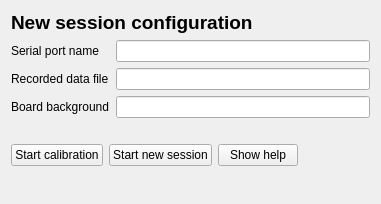
This is mainwindow.ui in ntrfrnc/eye-tracker as Qt 5 draws it before an edit. The edited form follows.
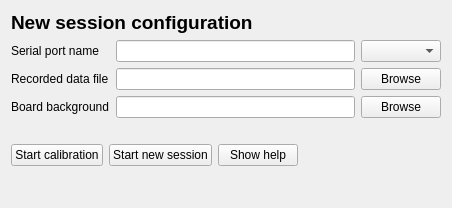
This is the edited form.

Commit message: Add file path browser to help with choosing files, add comobox to help choose serial port name

What changed in the file:
```diff
--- a/mainwindow.ui
+++ b/mainwindow.ui
@@ -6,10 +6,16 @@
    <rect>
     <x>0</x>
     <y>0</y>
-    <width>381</width>
-    <height>204</height>
+    <width>452</width>
+    <height>208</height>
    </rect>
   </property>
+  <property name="sizePolicy">
+   <sizepolicy hsizetype="Preferred" vsizetype="Preferred">
+    <horstretch>0</horstretch>
+    <verstretch>0</verstretch>
+   </sizepolicy>
+  </property>
   <property name="contextMenuPolicy">
    <enum>Qt::DefaultContextMenu</enum>
   </property>
@@ -19,63 +25,80 @@
   <widget class="QWidget" name="centralWidget">
    <layout class="QVBoxLayout" name="verticalLayout_2">
     <item>
-     <layout class="QFormLayout" name="formLayout">
-      <item row="2" column="0">
-       <widget class="QLabel" name="serialPortLabel">
-        <property name="maximumSize">
-         <size>
-          <width>100</width>
-          <height>16777215</height>
-         </size>
-        </property>
-        <property name="text">
-         <string>Serial port name</string>
-        </property>
-       </widget>
-      </item>
-      <item row="3" column="0">
-       <widget class="QLabel" name="fileNameLabel">
-        <property name="maximumSize">
-         <size>
-          <width>150</width>
-          <height>16777215</height>
-         </size>
-        </property>
-        <property name="text">
-         <string>Recorded data file</string>
-        </property>
-       </widget>
-      </item>
-      <item row="3" column="1">
-       <widget class="QLineEdit" name="fileNameLineEdit">
-        <property name="maximumSize">
-         <size>
-          <width>16777215</width>
-          <height>16777215</height>
-         </size>
-        </property>
-       </widget>
-      </item>
-      <item row="1" column="0" colspan="2">
+     <layout class="QGridLayout" name="gridLayout">
+      <item row="0" column="0" colspan="2">
        <widget class="QLabel" name="configLabel">
         <property name="text">
          <string>&lt;html&gt;&lt;head/&gt;&lt;body&gt;&lt;p&gt;&lt;span style=&quot; font-size:14pt; font-weight:600;&quot;&gt;New session configuration&lt;/span&gt;&lt;/p&gt;&lt;/body&gt;&lt;/html&gt;</string>
         </property>
        </widget>
       </item>
-      <item row="4" column="0">
+      <item row="2" column="1">
+       <widget class="QLineEdit" name="fileNameLineEdit">
+        <property name="maximumSize">
+         <size>
+          <width>16777215</width>
+          <height>16777215</height>
+         </size>
+        </property>
+       </widget>
+      </item>
+      <item row="3" column="0">
        <widget class="QLabel" name="boardBgLabel">
         <property name="text">
          <string>Board background</string>
         </property>
        </widget>
       </item>
-      <item row="4" column="1">
+      <item row="3" column="1">
        <widget class="QLineEdit" name="boardBgLineEdit"/>
       </item>
-      <item row="2" column="1">
+      <item row="1" column="0">
+       <widget class="QLabel" name="serialPortLabel">
+        <property name="maximumSize">
+         <size>
+          <width>100</width>
+          <height>16777215</height>
+         </size>
+        </property>
+        <property name="text">
+         <string>Serial port name</string>
+        </property>
+       </widget>
+      </item>
+      <item row="2" column="0">
+       <widget class="QLabel" name="fileNameLabel">
+        <property name="maximumSize">
+         <size>
+          <width>150</width>
+          <height>16777215</height>
+         </size>
+        </property>
+        <property name="text">
+         <string>Recorded data file</string>
+        </property>
+       </widget>
+      </item>
+      <item row="1" column="1">
        <widget class="QLineEdit" name="serialPortNameLineEdit"/>
       </item>
+      <item row="2" column="2">
+       <widget class="QPushButton" name="browseFileNamePushButton">
+        <property name="text">
+         <string>Browse</string>
+        </property>
+       </widget>
+      </item>
+      <item row="3" column="2">
+       <widget class="QPushButton" name="browseBoardBgPushButton">
+        <property name="text">
+         <string>Browse</string>
+        </property>
+       </widget>
+      </item>
+      <item row="1" column="2">
+       <widget class="QComboBox" name="serialPortComboBox"/>
+      </item>
      </layout>
     </item>
     <item>
@@ -149,9 +172,12 @@
       <property name="orientation">
        <enum>Qt::Vertical</enum>
       </property>
+      <property name="sizeType">
+       <enum>QSizePolicy::Expanding</enum>
+      </property>
       <property name="sizeHint" stdset="0">
        <size>
-        <width>20</width>
+        <width>0</width>
         <height>0</height>
        </size>
       </property>
```
Left out of the diff: 8 changed lines with no effect on the pictures. The commit also changes 3 other files.
